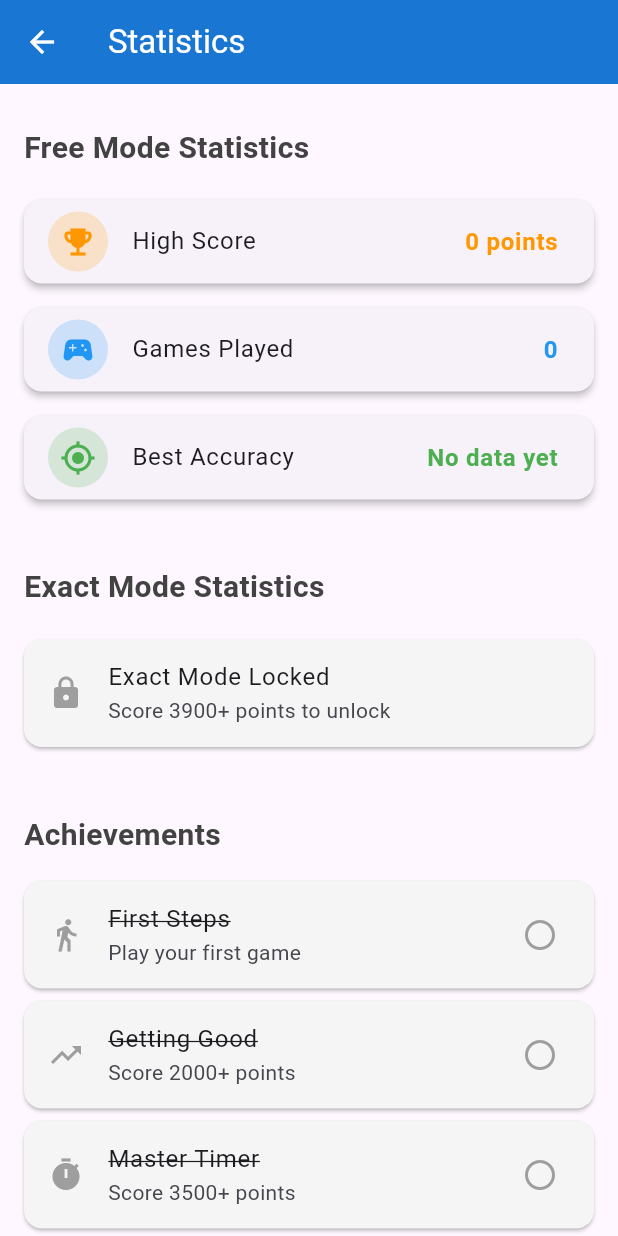
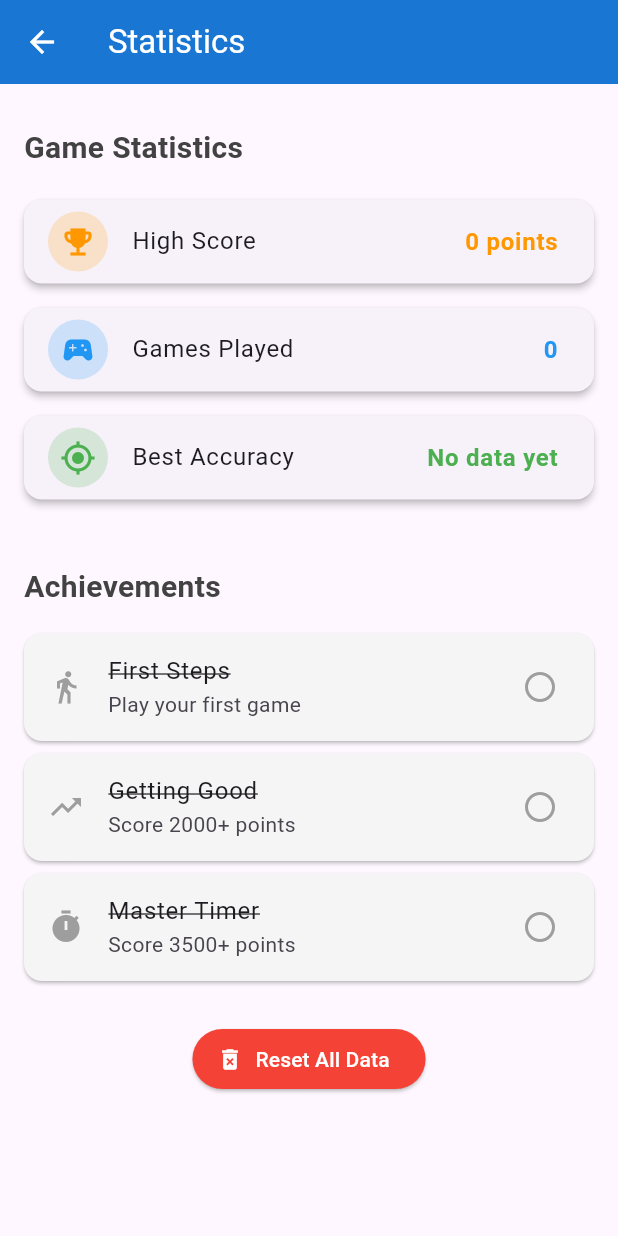
Before and after one commit to enochpi/seconds, a Flutter app: the screen it shows after launch, after a tap on "Start", after a tap on the "bar chart" icon, on a phone screen of 412 x 824 dp. Run offline on Flutter 3.47's test engine with Material 3 defaults, Android fonts, the phone set to English and light mode, and no system bars; our stand-ins replace shared_preferences.

Commit message:
second commit

```diff
--- a/lib/screens/game_screen.dart
+++ b/lib/screens/game_screen.dart
@@ -96,8 +96,6 @@ class _GameScreenState extends State<GameScreen> {
           });
         }
       });
-
-      _showNewHighScoreDialog();
     };
   }
 
@@ -108,60 +106,10 @@ class _GameScreenState extends State<GameScreen> {
     }
   }
 
-  void _showNewHighScoreDialog() {
-    showDialog(
-      context: context,
-      barrierDismissible: false,
-      builder: (BuildContext context) {
-        return AlertDialog(
-          title: Row(
-            children: [
-              Icon(Icons.emoji_events, color: Colors.orange, size: 30),
-              SizedBox(width: 10),
-              Text('New High Score!'),
-            ],
-          ),
-          content: Column(
-            mainAxisSize: MainAxisSize.min,
-            children: [
-              Text(
-                '🎉 Congratulations! 🎉',
-                style: TextStyle(fontSize: 18, fontWeight: FontWeight.bold),
-              ),
-              SizedBox(height: 10),
-              Text(
-                'Score: ${_gameService.totalScore}',
-                style: TextStyle(fontSize: 24, color: Colors.orange),
-              ),
-              SizedBox(height: 10),
-              Text('You beat your previous best!'),
-            ],
-          ),
-          actions: [
-            TextButton(
-              child: Text('Awesome!'),
-              onPressed: () {
-                Navigator.of(context).pop();
-              },
-            ),
-          ],
-        );
-      },
-    );
-  }
-
   Widget _buildStats() {
-    String targetDisplay = "Ready";
-
-    if (_gameService.state == GameState.playing &&
-        _gameService.currentTargetIndex < GameConstants.targetTimes.length) {
-      double target = GameConstants.targetTimes[_gameService.currentTargetIndex] / 1000.0;
-      targetDisplay = "${target.toStringAsFixed(1)}s";
-    }
-
     return Container(
       margin: EdgeInsets.symmetric(horizontal: 16, vertical: 8),
-      padding: EdgeInsets.symmetric(horizontal: 16, vertical: 12),
+      padding: EdgeInsets.symmetric(horizontal: 16, vertical: 16),
       decoration: BoxDecoration(
         gradient: _showNewHighScoreAnimation
             ? LinearGradient(colors: [Colors.orange.shade200, Colors.yellow.shade100])
@@ -169,14 +117,29 @@ class _GameScreenState extends State<GameScreen> {
         borderRadius: BorderRadius.circular(10),
         border: _showNewHighScoreAnimation ? Border.all(color: Colors.orange, width: 2) : null,
       ),
-      child: Row(
-        mainAxisAlignment: MainAxisAlignment.spaceAround,
+      child: Center(
+        child: Column(
+          mainAxisSize: MainAxisSize.min,
           children: [
-          _buildStatItem("High", "${_gameService.highScore}", Colors.purple.shade700),
-          _buildStatItem("Score", "${_gameService.totalScore}",
-              _showNewHighScoreAnimation ? Colors.orange.shade700 : Colors.blue.shade700),
-          _buildStatItem("Target", targetDisplay, Colors.green.shade700),
+            Text(
+              "Score",
+              style: TextStyle(
+                fontSize: 14,
+                fontWeight: FontWeight.w600,
+                color: Colors.blue.shade700,
+              ),
+            ),
+            SizedBox(height: 4),
+            Text(
+              "${_gameService.totalScore}",
+              style: TextStyle(
+                fontSize: 32,
+                fontWeight: FontWeight.bold,
+                color: _showNewHighScoreAnimation ? Colors.orange.shade700 : Colors.blue.shade700,
+              ),
+            ),
           ],
+        ),
       ),
     );
   }
@@ -244,32 +207,9 @@ class _GameScreenState extends State<GameScreen> {
           children: [
             _buildStats(),
 
-            Container(
-              height: 35,
-              margin: EdgeInsets.symmetric(horizontal: 16, vertical: 4),
-              padding: EdgeInsets.symmetric(horizontal: 12, vertical: 6),
-              decoration: BoxDecoration(
-                color: Colors.blue[50],
-                borderRadius: BorderRadius.circular(8),
-              ),
-              child: Center(
-                child: Text(
-                  _displayText,
-                  textAlign: TextAlign.center,
-                  style: TextStyle(
-                    fontSize: 13,
-                    fontWeight: FontWeight.w500,
-                    color: Colors.blue[800],
-                  ),
-                  overflow: TextOverflow.ellipsis,
-                  maxLines: 1,
-                ),
-              ),
-            ),
-
             if (_gameService.state == GameState.countdown)
               Container(
-                height: 60,
+                height: 160,
                 child: CountdownWidget(
                   countdownValue: _gameService.countdownValue,
                   isActive: true,
@@ -277,12 +217,12 @@ class _GameScreenState extends State<GameScreen> {
               )
             else if (_gameService.state == GameState.playing)
               Container(
-                height: 60,
+                height: 160,
                 child: Center(
                   child: Text(
                     "${_gameService.currentGameTimeDisplay}s",
                     style: TextStyle(
-                      fontSize: 28,
+                      fontSize: 70,
                       fontWeight: FontWeight.bold,
                       color: Colors.blue.shade800,
                       fontFeatures: [FontFeature.tabularFigures()],
@@ -291,63 +231,78 @@ class _GameScreenState extends State<GameScreen> {
                 ),
               )
             else
-              SizedBox(height: 60),
+              SizedBox(height: 160),
 
-            Transform.scale(
-              scale: 0.85,
+            Container(
+              height: 200,  // ← Add container with height
+              child: Stack(
+                children: [
+                  // Centered button
+                  Center(
+                    child: Transform.scale(
+                      scale: 1.2,
                       child: GameButton(
                         enabled: _buttonEnabled,
                         color: _buttonColor,
                         onTap: _gameService.handleTap,
                       ),
                     ),
-
-            SizedBox(height: 10),
-
-            if (_gameService.state == GameState.ended)
-              Expanded(
-                child: SingleChildScrollView(
-                  padding: EdgeInsets.symmetric(horizontal: 12),
-                  child: ResultsDisplay(
-                    results: _gameService.tapResults,
-                    totalScore: _gameService.totalScore,
-                    showTotal: true,
+                  ),
+                  // Results on the right edge
+                  Positioned(
+                    right: 16,
+                    top: 0,  // ← Add this to align from top
+                    child: Column(
+                      crossAxisAlignment: CrossAxisAlignment.end,
+                      mainAxisSize: MainAxisSize.min,
+                      children: _gameService.tapResults
+                          .map((result) => Padding(
+                        padding: EdgeInsets.symmetric(vertical: 8),
+                        child: Text(
+                          "${(result.actualTime / 1000).toStringAsFixed(3)}s",
+                          style: TextStyle(
+                            fontSize: 16,
+                            fontWeight: FontWeight.w600,
+                            color: result.isAccurate
+                                ? Colors.green
+                                : result.isOkay
+                                ? Colors.orange
+                                : Colors.red,
                           ),
                         ),
-              )
-            else
+                      ))
+                          .toList(),
+                    ),
+                  ),
+                ],
+              ),
+            ),
               Spacer(),
 
             Container(
-              margin: EdgeInsets.fromLTRB(16, 8, 16, 16),
-              child: Row(
-                children: [
-                  Expanded(
+              margin: EdgeInsets.fromLTRB(16, 8, 16, 8),
+              child: Center(
+                child: SizedBox(
+                  width: 200,  // ← Button width
                   child: ElevatedButton(
-                      onPressed: _gameService.state == GameState.ready
-                          ? _gameService.startGame
-                          : null,
+                    onPressed: () {
+                      if (_gameService.state == GameState.ended ||
+                          _gameService.state == GameState.playing) {
+                        _gameService.resetToReady();
+                      }
+                      _gameService.startGame();
+                    },
                     style: ElevatedButton.styleFrom(
                       backgroundColor: Colors.green,
                       foregroundColor: Colors.white,
-                        padding: EdgeInsets.symmetric(vertical: 12),
+                      padding: EdgeInsets.symmetric(vertical: 16),
                     ),
-                      child: Text("Start", style: TextStyle(fontSize: 16)),
+                    child: Text(
+                        _gameService.state == GameState.playing ? "Restart" : "Start",
+                        style: TextStyle(fontSize: 20)
                     ),
                   ),
-                  SizedBox(width: 12),
-                  Expanded(
-                    child: ElevatedButton(
-                      onPressed: _gameService.resetToReady,
-                      style: ElevatedButton.styleFrom(
-                        backgroundColor: Colors.red,
-                        foregroundColor: Colors.white,
-                        padding: EdgeInsets.symmetric(vertical: 12),
                 ),
-                      child: Text("Reset", style: TextStyle(fontSize: 16)),
-                    ),
-                  ),
-                ],
               ),
             ),
           ],
--- a/lib/screens/statistics_screen.dart
+++ b/lib/screens/statistics_screen.dart
@@ -1,6 +1,5 @@
 import 'package:flutter/material.dart';
 import '../services/storage_service.dart';
-import '../utils/constants.dart';
 
 class StatisticsScreen extends StatelessWidget {
   @override
@@ -8,9 +7,6 @@ class StatisticsScreen extends StatelessWidget {
     final highScore = StorageService.getHighScore();
     final gamesPlayed = StorageService.getGamesPlayed();
     final bestAccuracy = StorageService.getBestAccuracy();
-    final exactHighLevel = StorageService.getExactModeHighLevel();
-    final exactGamesPlayed = StorageService.getExactModeGamesPlayed();
-    final exactModeUnlocked = StorageService.isExactModeUnlocked();
 
     return Scaffold(
       appBar: AppBar(
@@ -23,7 +19,7 @@ class StatisticsScreen extends StatelessWidget {
         child: Column(
           crossAxisAlignment: CrossAxisAlignment.start,
           children: [
-            _buildSectionTitle('Free Mode Statistics'),
+            _buildSectionTitle('Game Statistics'),
             _buildStatCard(
               Icons.emoji_events,
               'High Score',
@@ -47,33 +43,8 @@ class StatisticsScreen extends StatelessWidget {
 
             SizedBox(height: 24),
 
-            _buildSectionTitle('Exact Mode Statistics'),
-            if (!exactModeUnlocked) ...[
-              _buildLockedCard(),
-            ] else ...[
-              _buildStatCard(
-                Icons.military_tech,
-                'Highest Level',
-                'Level $exactHighLevel / ${GameConstants.exactModeTargets.length}',
-                Colors.purple,
-              ),
-              _buildStatCard(
-                Icons.loop,
-                'Attempts',
-                '$exactGamesPlayed',
-                Colors.deepPurple,
-              ),
-              _buildProgressBar(
-                'Level Progress',
-                exactHighLevel,
-                GameConstants.exactModeTargets.length,
-              ),
-            ],
-
-            SizedBox(height: 24),
-
             _buildSectionTitle('Achievements'),
-            _buildAchievements(highScore, exactHighLevel, gamesPlayed),
+            _buildAchievements(highScore, gamesPlayed),
 
             SizedBox(height: 24),
 
@@ -130,49 +101,7 @@ class StatisticsScreen extends StatelessWidget {
     );
   }
 
-  Widget _buildLockedCard() {
-    return Card(
-      margin: EdgeInsets.symmetric(vertical: 8),
-      color: Colors.grey[100],
-      child: ListTile(
-        leading: Icon(Icons.lock, color: Colors.grey),
-        title: Text('Exact Mode Locked'),
-        subtitle: Text('Score ${GameConstants.exactModeUnlockScore}+ points to unlock'),
-      ),
-    );
-  }
-
-  Widget _buildProgressBar(String label, int current, int total) {
-    final progress = total > 0 ? current / total : 0.0;
-
-    return Card(
-      margin: EdgeInsets.symmetric(vertical: 8),
-      child: Padding(
-        padding: EdgeInsets.all(16),
-        child: Column(
-          crossAxisAlignment: CrossAxisAlignment.start,
-          children: [
-            Row(
-              mainAxisAlignment: MainAxisAlignment.spaceBetween,
-              children: [
-                Text(label),
-                Text('$current / $total'),
-              ],
-            ),
-            SizedBox(height: 8),
-            LinearProgressIndicator(
-              value: progress,
-              backgroundColor: Colors.grey[300],
-              valueColor: AlwaysStoppedAnimation<Color>(Colors.purple),
-              minHeight: 8,
-            ),
-          ],
-        ),
-      ),
-    );
-  }
-
-  Widget _buildAchievements(int highScore, int exactHighLevel, int gamesPlayed) {
+  Widget _buildAchievements(int highScore, int gamesPlayed) {
     final achievements = [
       Achievement(
         'First Steps',
@@ -191,24 +120,6 @@ class StatisticsScreen extends StatelessWidget {
         'Score 3500+ points',
         Icons.timer,
         highScore >= 3500,
-      ),
-      Achievement(
-        'Unlock Master',
-        'Unlock Exact Mode',
-        Icons.lock_open,
-        highScore >= GameConstants.exactModeUnlockScore,
-      ),
-      Achievement(
-        'Precision Expert',
-        'Reach Level 5 in Exact Mode',
-        Icons.precision_manufacturing,
-        exactHighLevel >= 5,
-      ),
-      Achievement(
-        'Perfect Timing',
-        'Complete all Exact Mode levels',
-        Icons.star,
-        exactHighLevel >= GameConstants.exactModeTargets.length,
       ),
     ];
 
@@ -242,7 +153,7 @@ class StatisticsScreen extends StatelessWidget {
       builder: (BuildContext context) {
         return AlertDialog(
           title: Text('Reset All Data?'),
-          content: Text('This will permanently delete all your progress, high scores, and unlocks. This action cannot be undone.'),
+          content: Text('This will permanently delete all your progress and high scores. This action cannot be undone.'),
           actions: [
             TextButton(
               child: Text('Cancel'),
--- a/lib/utils/constants.dart
+++ b/lib/utils/constants.dart
@@ -1,15 +1,10 @@
 import 'package:flutter/material.dart';
 
 class GameConstants {
-  static const List<int> targetTimes = [1000, 3000, 5000, 7000];
+  static const List<int> targetTimes = [1000, 2000, 3000, 4000, 5000, 6000, 7000];
   static const int maxScore = 1000;
-  static const int countdownDuration = 3;
+  static const int countdownDuration = 4;
   static const int updateInterval = 50; // CHANGED: From 10ms to 50ms for better performance
-
-  // Exact Mode Constants
-  static const int exactModeUnlockScore = 3900; // Changed from 390 to 3900
-  static const List<int> exactModeTargets = [1000, 2000, 3000, 4000, 5000, 6000, 7000]; // 1.00s to 7.00s
-  static const int exactModeToleranceMs = 50; // ±50ms tolerance for "exact"
 
   // Colors
   static const Color accurateColor = Colors.green;
--- a/lib/widgets/countdown_widget.dart
+++ b/lib/widgets/countdown_widget.dart
@@ -89,7 +89,7 @@ class _CountdownWidgetState extends State<CountdownWidget>
                     // Show the actual countdown value (3, 2, 1) - no "GO!"
                     widget.countdownValue.toString(),
                     style: TextStyle(
-                      fontSize: 48,
+                      fontSize: 70,
                       fontWeight: FontWeight.bold,
                       color: Colors.orange,
                     ),
```
Also changed, not shown: lib/services/game_service.dart (+5 -14 lines), lib/widgets/results_display.dart (+13 -24 lines). Lines whose indentation alone changed are shown as unchanged.
